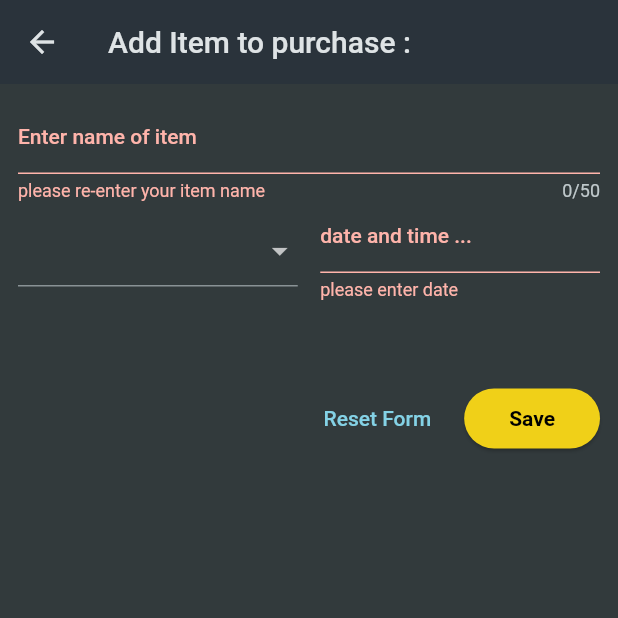
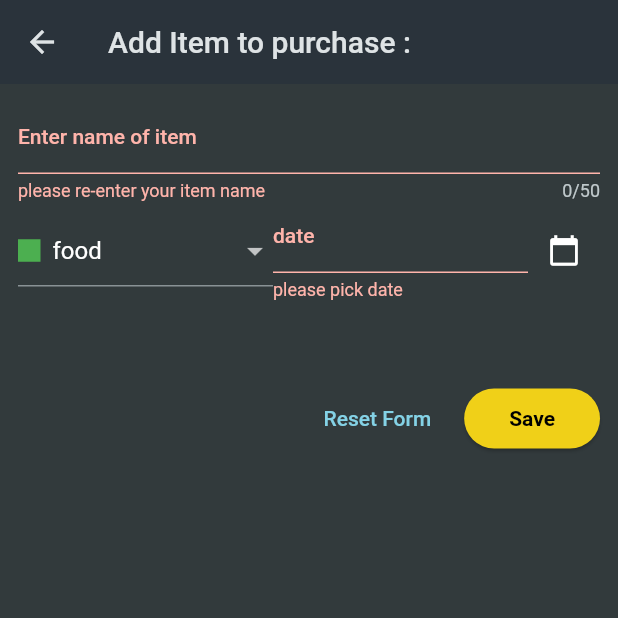
Before and after one commit to notrayo/shopping-list, a Flutter app: the AddItem screen opened directly, after a tap on "Save", on a phone screen of 412 x 824 dp, the top half of it. Run offline on Flutter 3.47's test engine with Material 2 defaults, Android fonts, the phone set to English and light mode, and no system bars.

Commit message:
added a calender date picker, and data is now fetched from the form fields

```diff
--- a/lib/screens/add_Item.dart
+++ b/lib/screens/add_Item.dart
@@ -1,6 +1,8 @@
 import 'package:flutter/material.dart';
+import 'package:shopping_list/models/cat_model.dart';
 //import 'package:shopping_list/models/cat_model.dart';
 import '../data/categories.dart';
+import 'package:intl/intl.dart';
 
 class AddItem extends StatefulWidget {
   const AddItem({super.key});
@@ -12,14 +14,46 @@ class AddItem extends StatefulWidget {
 class _AddItemState extends State<AddItem> {
   final _formKey = GlobalKey<FormState>();
 
+  TextEditingController _dateControl = TextEditingController();
+  var _enteredName = '';
+  var _enteredCategory = categories[Categories.food]!;
+  var _enteredDate = '2000-01-01';
+
+  @override
+  void dispose() {
+    _dateControl.dispose();
+    super.dispose();
+  }
+
   //save item logic
 
   void _saveItem() {
-    _formKey.currentState!.validate();
+    if (_formKey.currentState!.validate()) {
+      _formKey.currentState!.save();
+    }
+    print(_enteredName);
+    print(_enteredCategory);
+    print(_enteredDate);
   }
 
   void _resetForm() {
     _formKey.currentState!.reset();
+  }
+
+  Future<void> _selectDate(BuildContext context) async {
+    final DateTime? pickedDate = await showDatePicker(
+      context: context,
+      initialDate: DateTime.now(),
+      firstDate: DateTime(2010),
+      lastDate: DateTime(2030),
+    );
+
+    if (pickedDate != null && pickedDate != DateTime.now()) {
+      setState(() {
+        _dateControl.text = DateFormat('yyyy-MM-dd')
+            .format(pickedDate); // Set the selected date
+      });
+    }
   }
 
   @override
@@ -48,11 +82,16 @@ class _AddItemState extends State<AddItem> {
                     }
                     return null;
                   },
+                  onSaved: (value) {
+                    _enteredName = value!;
+                  },
                 ),
                 Row(
                   children: [
                     Expanded(
-                      child: DropdownButtonFormField(items: [
+                      child: DropdownButtonFormField(
+                        value: _enteredCategory,
+                        items: [
                           for (final category in categories.entries)
                             DropdownMenuItem(
                                 value: category.value,
@@ -69,22 +108,36 @@ class _AddItemState extends State<AddItem> {
                                     Text(category.value.title)
                                   ],
                                 ))
-                      ], onChanged: (value) {}),
+                        ],
+                        onChanged: (value) {
+                          _enteredCategory = value!;
+                        },
                       ),
-                    const SizedBox(
-                      width: 15,
                     ),
                     Expanded(
                       child: TextFormField(
-                        decoration: const InputDecoration(
-                            label: Text('date and time ...')),
+                          controller: _dateControl,
+                          decoration:
+                              const InputDecoration(label: Text('date')),
                           validator: (value) {
                             if (value == null || value.isEmpty) {
-                            return 'please enter date';
+                              return 'please pick date ';
                             }
                             return null;
                           },
+                          onSaved: (value) {
+                            _enteredDate = value!;
+                          }),
                     ),
+                    IconButton(
+                      icon: const Icon(
+                        Icons.calendar_today,
+                        color: Colors.white,
+                      ),
+                      iconSize: 22,
+                      onPressed: () {
+                        _selectDate(context);
+                      },
                     ),
                   ],
                 ),
--- a/pubspec.yaml
+++ b/pubspec.yaml
@@ -37,6 +37,7 @@ dependencies:
   # Use with the CupertinoIcons class for iOS style icons.
   cupertino_icons: ^1.0.2
   uuid: ^3.0.7
+  intl: ^0.17.0
   # flutter_launcher_icons: ^0.12.0
 
 dev_dependencies:
```
Also changed, not shown: pubspec.lock. Lines whose indentation alone changed are shown as unchanged.
